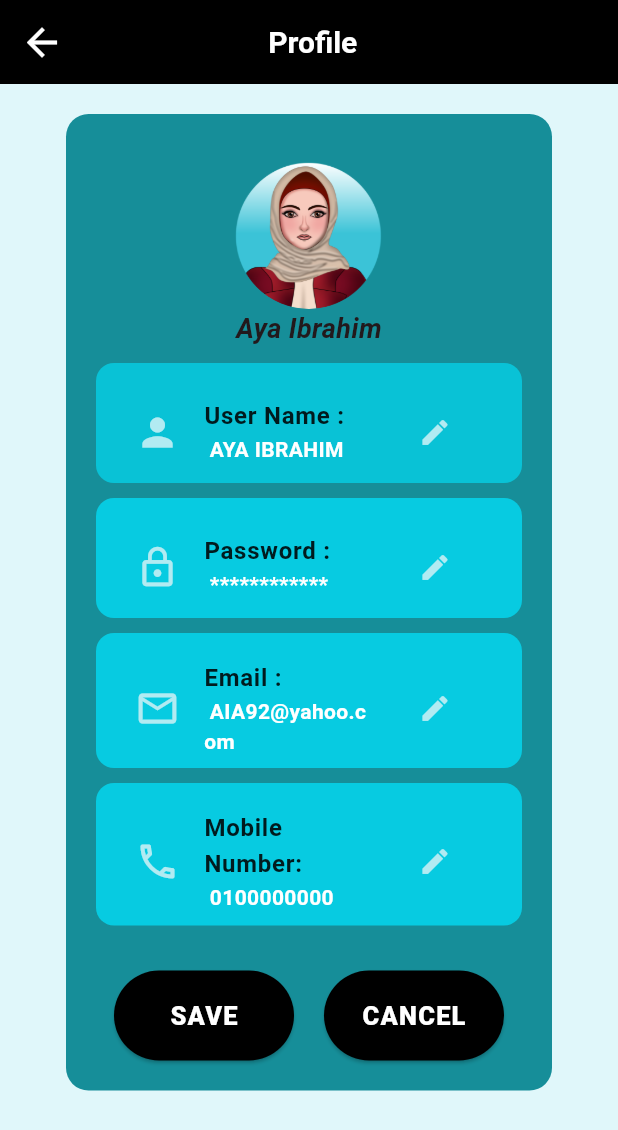
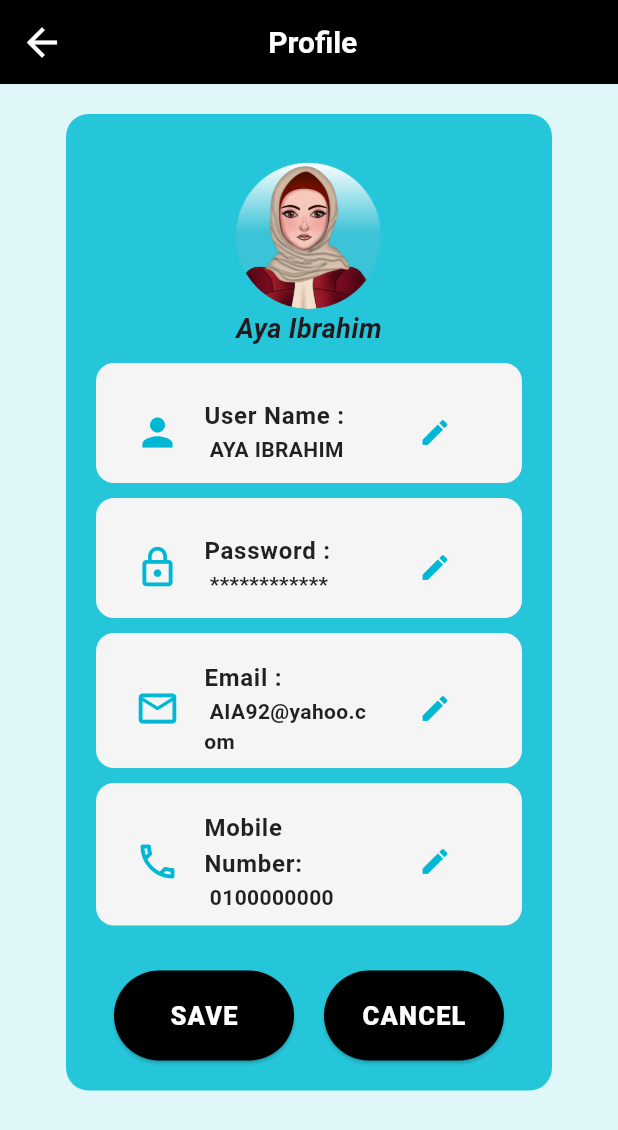
Before and after one commit to AIA2030/Final-Project, a Flutter app: the ProfileScreen screen opened directly, on a phone screen of 412 x 824 dp. Shown: the top 1130 px of the screen. Run offline on Flutter 3.47's test engine with Material 2 defaults, Android fonts, the phone set to English and light mode, and no system bars; our stand-ins replace animated_splash_screen.

Commit message:
Final-Project

```diff
--- a/lib/profile_screen/profile_screen.dart
+++ b/lib/profile_screen/profile_screen.dart
@@ -43,7 +43,7 @@ class ProfileScreen extends StatelessWidget {
                 child: Padding(padding: EdgeInsets.all(20),
                     child: Container(
                       decoration: BoxDecoration(
-                        color: Colors.cyan.shade800.withOpacity(0.9),borderRadius: BorderRadius.all(Radius.circular(15)),
+                        color: Colors.cyan.shade400,borderRadius: BorderRadius.all(Radius.circular(15)),
                       ),
                       padding: EdgeInsets.all(20),
                       child: Column(
@@ -61,7 +61,7 @@ class ProfileScreen extends StatelessWidget {
 
                                 ),
 
-                                SizedBox(width: 30.0,),
+                                SizedBox(width: 40.0,),
 
                                 Text("Aya Ibrahim", style: TextStyle(fontStyle: FontStyle.italic, fontWeight: FontWeight.bold, fontSize: 18,),)
                               ],
@@ -74,13 +74,13 @@ class ProfileScreen extends StatelessWidget {
                             padding: EdgeInsets.all(10),
                             height: 80,
                             decoration: BoxDecoration(
-                                borderRadius: BorderRadius.circular(12), color: Colors.cyanAccent.shade400.withOpacity(0.7).withOpacity(0.6)),
+                                borderRadius: BorderRadius.circular(12), color: Colors.grey.shade100),
 
                             child: ListTile(
-                                leading: Icon(Icons.person, size: 30, color: Colors.cyan.shade100,),
+                                leading: Icon(Icons.person, size: 30, color: Colors.cyanAccent.shade700,),
 
                                 title: Text("User Name : ", style: TextStyle(fontSize: 16, fontWeight: FontWeight.bold, color: Colors.black87),),
-                                subtitle: Text(" AYA IBRAHIM ", style: TextStyle(fontSize: 14, fontWeight: FontWeight.w600, color: Colors.white),),
+                                subtitle: Text(" AYA IBRAHIM ", style: TextStyle(fontSize: 14, fontWeight: FontWeight.w600, color: Colors.black87),),
 
                                 trailing: FittedBox(
 
@@ -89,8 +89,10 @@ class ProfileScreen extends StatelessWidget {
                                   child: Row(
                                     children: <Widget>[
 
-                                      IconButton(icon: Icon(Icons.edit), color: Colors.cyan.shade100, iconSize: 22,
-                                        onPressed: (){},
+                                      IconButton(icon: Icon(Icons.edit), color: Colors.cyanAccent.shade700, iconSize: 22,
+                                        onPressed: (){
+
+                                        },
                                       ),
                                     ],
                                   ),
@@ -105,13 +107,13 @@ class ProfileScreen extends StatelessWidget {
                             padding: EdgeInsets.all(10),
                             height: 80,
                             decoration: BoxDecoration(
-                                borderRadius: BorderRadius.circular(12), color: Colors.cyanAccent.shade400.withOpacity(0.7)),
+                                borderRadius: BorderRadius.circular(12), color: Colors.grey.shade100),
 
                             child: ListTile(
-                                leading: Icon(Icons.lock_outline, size: 30, color: Colors.cyan.shade100),
+                                leading: Icon(Icons.lock_outline, size: 30, color: Colors.cyanAccent.shade700),
 
                                 title: Text("Password : ", style: TextStyle(fontSize: 16, fontWeight: FontWeight.bold, color: Colors.black87),),
-                                subtitle: Text(" ************  ", style: TextStyle(fontSize: 14, fontWeight: FontWeight.w600, color: Colors.white),),
+                                subtitle: Text(" ************  ", style: TextStyle(fontSize: 14, fontWeight: FontWeight.w600, color: Colors.black87),),
 
                                 trailing: FittedBox(
 
@@ -120,7 +122,7 @@ class ProfileScreen extends StatelessWidget {
                                   child: Row(
                                     children: <Widget>[
 
-                                      IconButton(icon: Icon(Icons.edit), color: Colors.cyan.shade100, iconSize: 22,
+                                      IconButton(icon: Icon(Icons.edit), color: Colors.cyanAccent.shade700, iconSize: 22,
                                         onPressed: (){},
                                       ),
                                     ],
@@ -136,13 +138,13 @@ class ProfileScreen extends StatelessWidget {
                             padding: EdgeInsets.all(10),
                             height: 90,
                             decoration: BoxDecoration(
-                                borderRadius: BorderRadius.circular(12), color: Colors.cyanAccent.shade400.withOpacity(0.7)),
+                                borderRadius: BorderRadius.circular(12), color: Colors.grey.shade100),
 
                             child: ListTile(
-                                leading: Icon(Icons.email_outlined, size: 30, color: Colors.cyan.shade100,),
+                                leading: Icon(Icons.email_outlined, size: 30, color: Colors.cyanAccent.shade700,),
 
                                 title: Text("Email : ", style: TextStyle(fontSize: 16, fontWeight: FontWeight.bold, color: Colors.black87),),
-                                subtitle: Text(" AIA92@yahoo.com ", style: TextStyle(fontSize: 14, fontWeight: FontWeight.w600, color: Colors.white),),
+                                subtitle: Text(" AIA92@yahoo.com ", style: TextStyle(fontSize: 14, fontWeight: FontWeight.w600, color: Colors.black87),),
 
                                 trailing: FittedBox(
 
@@ -151,7 +153,7 @@ class ProfileScreen extends StatelessWidget {
                                   child: Row(
                                     children: <Widget>[
 
-                                      IconButton(icon: Icon(Icons.edit), color: Colors.cyan.shade100, iconSize: 22,
+                                      IconButton(icon: Icon(Icons.edit), color: Colors.cyanAccent.shade700, iconSize: 22,
                                         onPressed: (){},
                                       ),
                                     ],
@@ -167,13 +169,13 @@ class ProfileScreen extends StatelessWidget {
                             padding: EdgeInsets.all(10),
                             height: 95,
                             decoration: BoxDecoration(
-                                borderRadius: BorderRadius.circular(12), color: Colors.cyanAccent.shade400.withOpacity(0.7)),
+                                borderRadius: BorderRadius.circular(12), color: Colors.grey.shade100),
 
                             child: ListTile(
-                                leading: Icon(Icons.local_phone_outlined, size: 30, color: Colors.cyan.shade100,),
+                                leading: Icon(Icons.local_phone_outlined, size: 30, color: Colors.cyanAccent.shade700,),
 
                                 title: Text("Mobile Number: ", style: TextStyle(fontSize: 16, fontWeight: FontWeight.bold, color: Colors.black87),),
-                                subtitle: Text(" 0100000000 ", style: TextStyle(fontSize: 14, fontWeight: FontWeight.w600, color: Colors.white),),
+                                subtitle: Text(" 0100000000 ", style: TextStyle(fontSize: 14, fontWeight: FontWeight.w600, color: Colors.black87),),
 
                                 trailing: FittedBox(
 
@@ -182,7 +184,7 @@ class ProfileScreen extends StatelessWidget {
                                   child: Row(
                                     children: <Widget>[
 
-                                      IconButton(icon: Icon(Icons.edit), color: Colors.cyan.shade100, iconSize: 22,
+                                      IconButton(icon: Icon(Icons.edit), color: Colors.cyanAccent.shade700, iconSize: 22,
                                         onPressed: (){},
                                       ),
                                     ],
```
